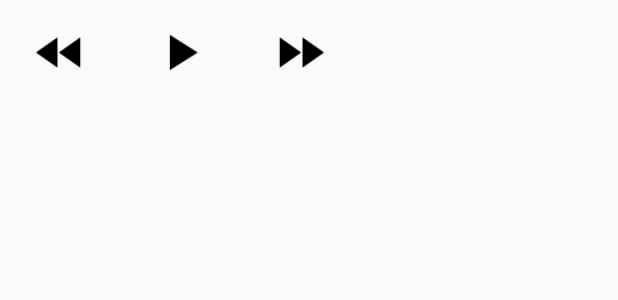
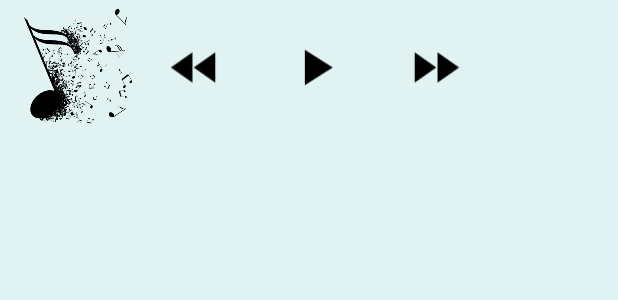
Before and after one commit to LaureenMartina/DeezingMusic, an Android app: the layout notification_player.xml on its own in the app's theme, with its tools: preview values and no code run, on a phone screen of 412 x 824 dp. Shown: the top 300 px of the screen. Run offline under Robolectric (Android 15) with nearby library versions, the phone set to English and light mode, and no system bars.

Commit message:
fix bugs rewind forward

```diff
--- a/app/src/main/java/com/example/lays/deezingmusic/NotfificationDisplayer.kt
+++ b/app/src/main/java/com/example/lays/deezingmusic/NotfificationDisplayer.kt
@@ -79,9 +79,6 @@ object NotfificationDisplayer {
                 .setContentIntent(forwardState)
                 .setContentIntent(rewindState)
 
-            //expandedView.setTextViewText(R.id.title_album_notif, titre)
-            //expandedView.setTextViewText(R.id.artist_notif, artist)
-            //expandedView.setImageViewResource(R.id.album_art_notif, album_art)
             nc.setCustomBigContentView(expandedView)
 
             setListeners(expandedView, context)
--- a/app/src/main/res/layout/notification_player.xml
+++ b/app/src/main/res/layout/notification_player.xml
@@ -4,12 +4,19 @@
         xmlns:app="http://schemas.android.com/apk/res-auto"
         android:orientation="horizontal"
         android:layout_width="match_parent"
-        android:layout_height="match_parent">
+        android:layout_height="match_parent"
+        android:background="#e0f2f1">
+
+    <ImageView
+            android:layout_width="90dp"
+            android:layout_height="90dp"
+            android:src="@drawable/note_music"/>
 
     <ImageView
             android:id="@+id/notif_rewind_imv"
             android:layout_width="80dp"
             android:layout_height="70dp"
+            android:layout_marginTop="10dp"
             android:src="@drawable/ic_rewind_foreground"
     />
 
@@ -17,12 +24,14 @@
             android:id="@+id/notif_play_imv"
             android:layout_width="80dp"
             android:layout_height="70dp"
+            android:layout_marginTop="10dp"
             android:src="@drawable/ic_play_foreground"
     />
     <ImageView
             android:id="@+id/notif_forward_imv"
             android:layout_width="80dp"
             android:layout_height="70dp"
+            android:layout_marginTop="10dp"
             android:src="@drawable/ic_forward_foreground"
     />
 
```
Also changed, not shown: app/src/main/java/com/example/lays/deezingmusic/MainActivity.kt (+0 -15 lines), app/src/main/java/com/example/lays/deezingmusic/services/PlayerService.kt (+0 -10 lines), app/src/main/java/com/example/lays/deezingmusic/track/TrackFragment.kt (+0 -7 lines), app/src/main/res/drawable/note_music.png (added).
